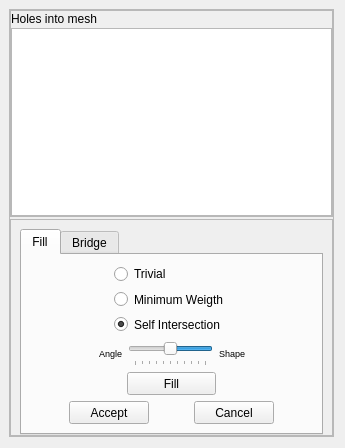
First picture: the form in src/fgt/edit_hole/edit_hole.ui, repository cnr-isti-vclab/meshlab, before the edit.
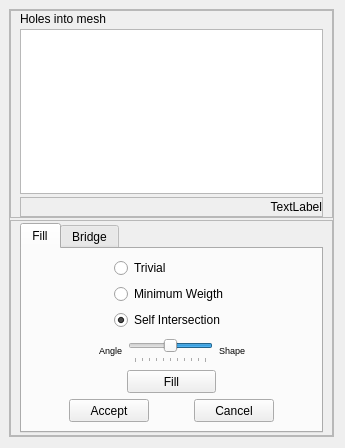
Second picture: the form after the edit.

Commit message: - add selection info - add mouse icon for manual bridging - hole status use bitmask - patches faces stored into vector<facepointer> - bug-fix: drawing bridge abutment in manual bridging

```diff
--- a/src/fgt/edit_hole/edit_hole.ui
+++ b/src/fgt/edit_hole/edit_hole.ui
@@ -67,16 +67,7 @@
       <property name="spacing" >
        <number>2</number>
       </property>
-      <property name="leftMargin" >
-       <number>0</number>
-      </property>
-      <property name="topMargin" >
-       <number>0</number>
-      </property>
-      <property name="rightMargin" >
-       <number>0</number>
-      </property>
-      <property name="bottomMargin" >
+      <property name="margin" >
        <number>0</number>
       </property>
       <item>
@@ -100,7 +91,7 @@
          </size>
         </property>
         <property name="styleSheet" >
-         <string>backgound:black</string>
+         <string notr="true" >backgound:black</string>
         </property>
         <property name="frameShape" >
          <enum>QFrame::StyledPanel</enum>
@@ -108,31 +99,11 @@
         <property name="frameShadow" >
          <enum>QFrame::Raised</enum>
         </property>
-        <layout class="QHBoxLayout" >
+        <layout class="QVBoxLayout" name="verticalLayout" >
          <property name="spacing" >
-          <number>2</number>
+          <number>3</number>
          </property>
-         <property name="leftMargin" >
-          <number>0</number>
-         </property>
          <property name="topMargin" >
-          <number>0</number>
-         </property>
-         <property name="rightMargin" >
-          <number>0</number>
-         </property>
-         <property name="bottomMargin" >
-          <number>0</number>
-         </property>
-         <item>
-          <layout class="QVBoxLayout" >
-           <property name="leftMargin" >
-            <number>0</number>
-           </property>
-           <property name="topMargin" >
-            <number>0</number>
-           </property>
-           <property name="rightMargin" >
             <number>0</number>
            </property>
            <property name="bottomMargin" >
@@ -206,7 +177,62 @@
              </property>
             </widget>
            </item>
-          </layout>
+         <item>
+          <widget class="QFrame" name="frame" >
+           <property name="minimumSize" >
+            <size>
+             <width>0</width>
+             <height>20</height>
+            </size>
+           </property>
+           <property name="frameShape" >
+            <enum>QFrame::StyledPanel</enum>
+           </property>
+           <property name="frameShadow" >
+            <enum>QFrame::Raised</enum>
+           </property>
+           <layout class="QGridLayout" name="gridLayout" >
+            <property name="margin" >
+             <number>0</number>
+            </property>
+            <property name="spacing" >
+             <number>0</number>
+            </property>
+            <item row="0" column="0" >
+             <layout class="QHBoxLayout" name="horizontalLayout" >
+              <item>
+               <spacer name="horizontalSpacer" >
+                <property name="orientation" >
+                 <enum>Qt::Horizontal</enum>
+                </property>
+                <property name="sizeHint" stdset="0" >
+                 <size>
+                  <width>40</width>
+                  <height>20</height>
+                 </size>
+                </property>
+               </spacer>
+              </item>
+              <item>
+               <widget class="QLabel" name="infoLbl" >
+                <property name="minimumSize" >
+                 <size>
+                  <width>200</width>
+                  <height>0</height>
+                 </size>
+                </property>
+                <property name="text" >
+                 <string>TextLabel</string>
+                </property>
+                <property name="alignment" >
+                 <set>Qt::AlignRight|Qt::AlignTrailing|Qt::AlignVCenter</set>
+                </property>
+               </widget>
+              </item>
+             </layout>
+            </item>
+           </layout>
+          </widget>
          </item>
         </layout>
        </widget>
@@ -232,6 +258,9 @@
          <enum>QFrame::Raised</enum>
         </property>
         <layout class="QHBoxLayout" >
+         <property name="topMargin" >
+          <number>0</number>
+         </property>
          <property name="bottomMargin" >
           <number>0</number>
          </property>
@@ -280,7 +309,7 @@
                  <property name="orientation" >
                   <enum>Qt::Horizontal</enum>
                  </property>
-                 <property name="sizeHint" >
+                 <property name="sizeHint" stdset="0" >
                   <size>
                    <width>40</width>
                    <height>20</height>
@@ -300,7 +329,7 @@
                  <property name="orientation" >
                   <enum>Qt::Horizontal</enum>
                  </property>
-                 <property name="sizeHint" >
+                 <property name="sizeHint" stdset="0" >
                   <size>
                    <width>40</width>
                    <height>20</height>
@@ -327,7 +356,7 @@
                  <property name="orientation" >
                   <enum>Qt::Horizontal</enum>
                  </property>
-                 <property name="sizeHint" >
+                 <property name="sizeHint" stdset="0" >
                   <size>
                    <width>0</width>
                    <height>20</height>
@@ -410,7 +439,7 @@
                  <property name="orientation" >
                   <enum>Qt::Horizontal</enum>
                  </property>
-                 <property name="sizeHint" >
+                 <property name="sizeHint" stdset="0" >
                   <size>
                    <width>0</width>
                    <height>20</height>
@@ -425,7 +454,7 @@
                <property name="orientation" >
                 <enum>Qt::Horizontal</enum>
                </property>
-               <property name="sizeHint" >
+               <property name="sizeHint" stdset="0" >
                 <size>
                  <width>40</width>
                  <height>20</height>
@@ -463,7 +492,7 @@
                <property name="orientation" >
                 <enum>Qt::Horizontal</enum>
                </property>
-               <property name="sizeHint" >
+               <property name="sizeHint" stdset="0" >
                 <size>
                  <width>40</width>
                  <height>20</height>
@@ -478,7 +507,7 @@
                  <property name="orientation" >
                   <enum>Qt::Horizontal</enum>
                  </property>
-                 <property name="sizeHint" >
+                 <property name="sizeHint" stdset="0" >
                   <size>
                    <width>0</width>
                    <height>20</height>
@@ -519,7 +548,7 @@
                  <property name="orientation" >
                   <enum>Qt::Horizontal</enum>
                  </property>
-                 <property name="sizeHint" >
+                 <property name="sizeHint" stdset="0" >
                   <size>
                    <width>30</width>
                    <height>20</height>
@@ -560,7 +589,7 @@
                  <property name="orientation" >
                   <enum>Qt::Horizontal</enum>
                  </property>
-                 <property name="sizeHint" >
+                 <property name="sizeHint" stdset="0" >
                   <size>
                    <width>0</width>
                    <height>20</height>
@@ -584,7 +613,7 @@
                  <property name="orientation" >
                   <enum>Qt::Horizontal</enum>
                  </property>
-                 <property name="sizeHint" >
+                 <property name="sizeHint" stdset="0" >
                   <size>
                    <width>10</width>
                    <height>20</height>
@@ -654,7 +683,7 @@
                       <property name="orientation" >
                        <enum>Qt::Horizontal</enum>
                       </property>
-                      <property name="sizeHint" >
+                      <property name="sizeHint" stdset="0" >
                        <size>
                         <width>0</width>
                         <height>16</height>
@@ -786,7 +815,7 @@
                     <property name="orientation" >
                      <enum>Qt::Horizontal</enum>
                     </property>
-                    <property name="sizeHint" >
+                    <property name="sizeHint" stdset="0" >
                      <size>
                       <width>0</width>
                       <height>16</height>
@@ -802,7 +831,7 @@
                  <property name="orientation" >
                   <enum>Qt::Horizontal</enum>
                  </property>
-                 <property name="sizeHint" >
+                 <property name="sizeHint" stdset="0" >
                   <size>
                    <width>10</width>
                    <height>20</height>
@@ -817,7 +846,7 @@
                <property name="orientation" >
                 <enum>Qt::Horizontal</enum>
                </property>
-               <property name="sizeHint" >
+               <property name="sizeHint" stdset="0" >
                 <size>
                  <width>20</width>
                  <height>20</height>
@@ -861,7 +890,7 @@
                <property name="orientation" >
                 <enum>Qt::Horizontal</enum>
                </property>
-               <property name="sizeHint" >
+               <property name="sizeHint" stdset="0" >
                 <size>
                  <width>20</width>
                  <height>20</height>
@@ -874,7 +903,7 @@
                <property name="orientation" >
                 <enum>Qt::Horizontal</enum>
                </property>
-               <property name="sizeHint" >
+               <property name="sizeHint" stdset="0" >
                 <size>
                  <width>20</width>
                  <height>20</height>
@@ -912,7 +941,7 @@
                <property name="orientation" >
                 <enum>Qt::Horizontal</enum>
                </property>
-               <property name="sizeHint" >
+               <property name="sizeHint" stdset="0" >
                 <size>
                  <width>20</width>
                  <height>20</height>
@@ -927,7 +956,7 @@
                  <property name="orientation" >
                   <enum>Qt::Horizontal</enum>
                  </property>
-                 <property name="sizeHint" >
+                 <property name="sizeHint" stdset="0" >
                   <size>
                    <width>16</width>
                    <height>20</height>
@@ -968,7 +997,7 @@
                  <property name="orientation" >
                   <enum>Qt::Horizontal</enum>
                  </property>
-                 <property name="sizeHint" >
+                 <property name="sizeHint" stdset="0" >
                   <size>
                    <width>40</width>
                    <height>20</height>
@@ -1009,7 +1038,7 @@
                  <property name="orientation" >
                   <enum>Qt::Horizontal</enum>
                  </property>
-                 <property name="sizeHint" >
+                 <property name="sizeHint" stdset="0" >
                   <size>
                    <width>16</width>
                    <height>20</height>
```
Lines whose indentation alone changed are shown as unchanged. The commit also changes 10 other files.
